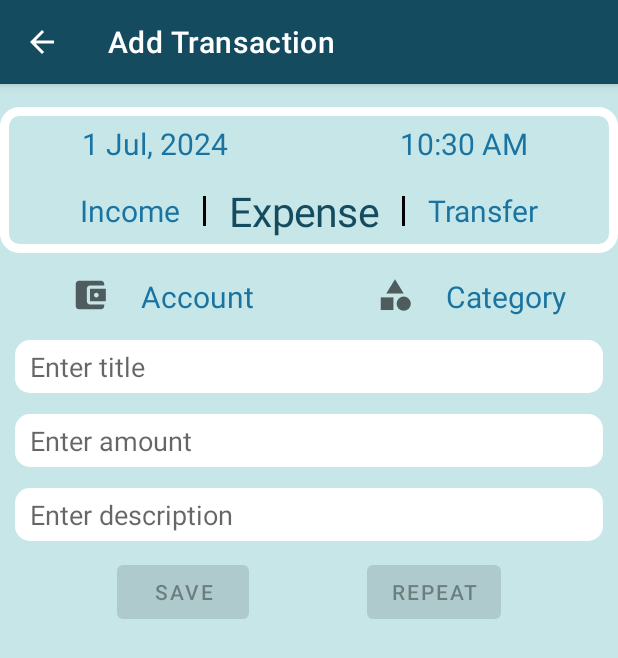
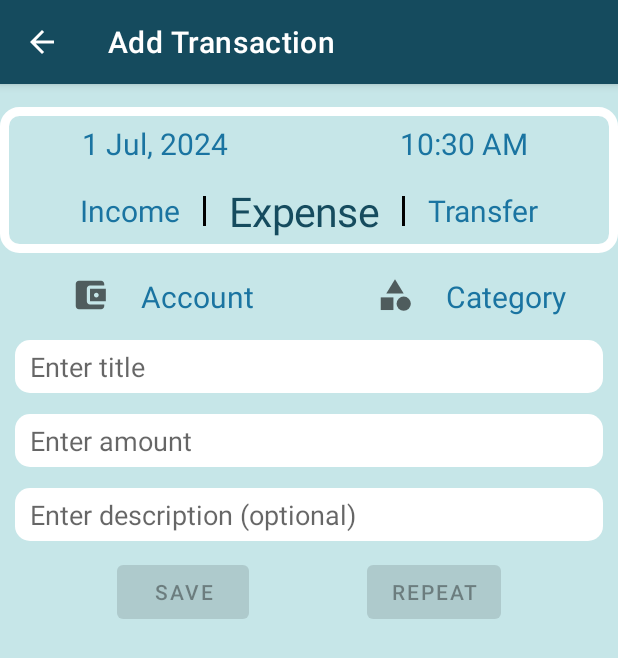
Before and after one commit to vipulm7/ExpenseManager, an Android app: the screen it shows after launch (TransactionActivity), after a tap on an icon or button, on a phone screen of 412 x 824 dp. Shown: the top 658 px of the screen. Run offline under Robolectric (Android 15) with nearby library versions, the phone set to English and light mode, and no system bars; our stand-ins replace Room's generated code, androidx.preference.

Commit message:
(optional) added in description

```diff
--- a/app/src/main/res/layout/activity_transaction.xml
+++ b/app/src/main/res/layout/activity_transaction.xml
@@ -297,7 +297,7 @@
 			android:layout_marginTop="14dp"
 			android:layout_marginEnd="10dp"
 			android:background="@drawable/rounded_corner_10"
-			android:hint="Enter description"
+			android:hint="Enter description (optional)"
 			android:paddingHorizontal="10dp"
 			android:paddingVertical="5dp"
 			app:layout_constraintStart_toStartOf="parent"
```
